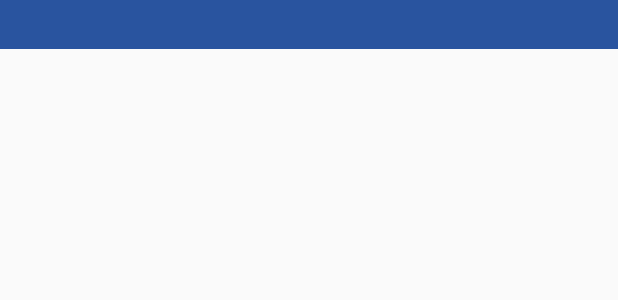
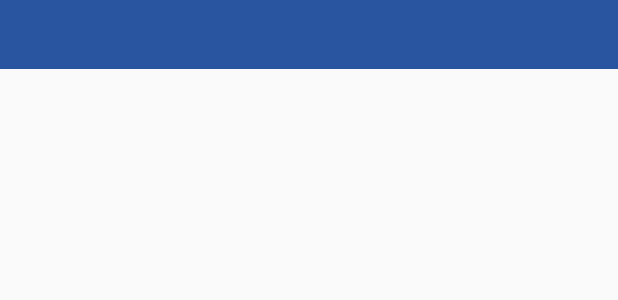
Before and after one commit to vrublack/WT901BLECL, an Android app: the layout device_spinner_item.xml on its own in the app's theme, with its tools: preview values and no code run, on a phone screen of 412 x 824 dp. Shown: the top 300 px of the screen. Run offline under Robolectric (Android 15) with nearby library versions, the phone set to English and light mode, and no system bars.

Commit message:
Small fixes

```diff
--- a/app/src/main/java/com/witsensor/WTBLE901/activity/DeviceControlActivity.java
+++ b/app/src/main/java/com/witsensor/WTBLE901/activity/DeviceControlActivity.java
@@ -712,7 +712,7 @@ public class DeviceControlActivity extends AppCompatActivity implements Navigati
         actionbar.setDisplayShowTitleEnabled(false);
     }
 
-    private void refreshDevicesSpinner() {
+    private void refreshDevicesDropdown() {
         Spinner spinnerNav = findViewById(R.id.spinner_nav);
         final Set<Pair<String, String>> usedDevices = getUsedDeviceNames();
         final ArrayList<Pair<String, String>> spinnerArray = new ArrayList<>(usedDevices);
@@ -820,7 +820,7 @@ public class DeviceControlActivity extends AppCompatActivity implements Navigati
             startSensorService();
         }
 
-        refreshDevicesSpinner();
+        refreshDevicesDropdown();
 
         // maybe the service was running in the background but the activity was destroyed
         bindService(new Intent(this, BluetoothLeService.class), mServiceConnection, Context.BIND_AUTO_CREATE);
@@ -1073,7 +1073,7 @@ public class DeviceControlActivity extends AppCompatActivity implements Navigati
                                 String value= editText.getText().toString();
                                 if (value.length()>10) value = value.substring(0,9);
                                 if (value != null && !value.equals("")) {
-                                    String name = "WTWT" + value + "\r\n";
+                                    String name = "WIT-" + value + "\r\n";
                                     Log.e("------", "WT====" + name);
                                     mService.writeByes(mCurrentDevice, name.getBytes());
                                     Toast.makeText(DeviceControlActivity.this, R.string.Reset, Toast.LENGTH_SHORT).show();
--- a/app/src/main/res/layout/device_spinner_item.xml
+++ b/app/src/main/res/layout/device_spinner_item.xml
@@ -6,6 +6,6 @@
     android:textSize="16sp"
     android:gravity="left"
     android:textColor="@color/white"
-    android:padding="5dip"
+    android:padding="12dip"
     android:background="@color/accent_1"
     />
```
